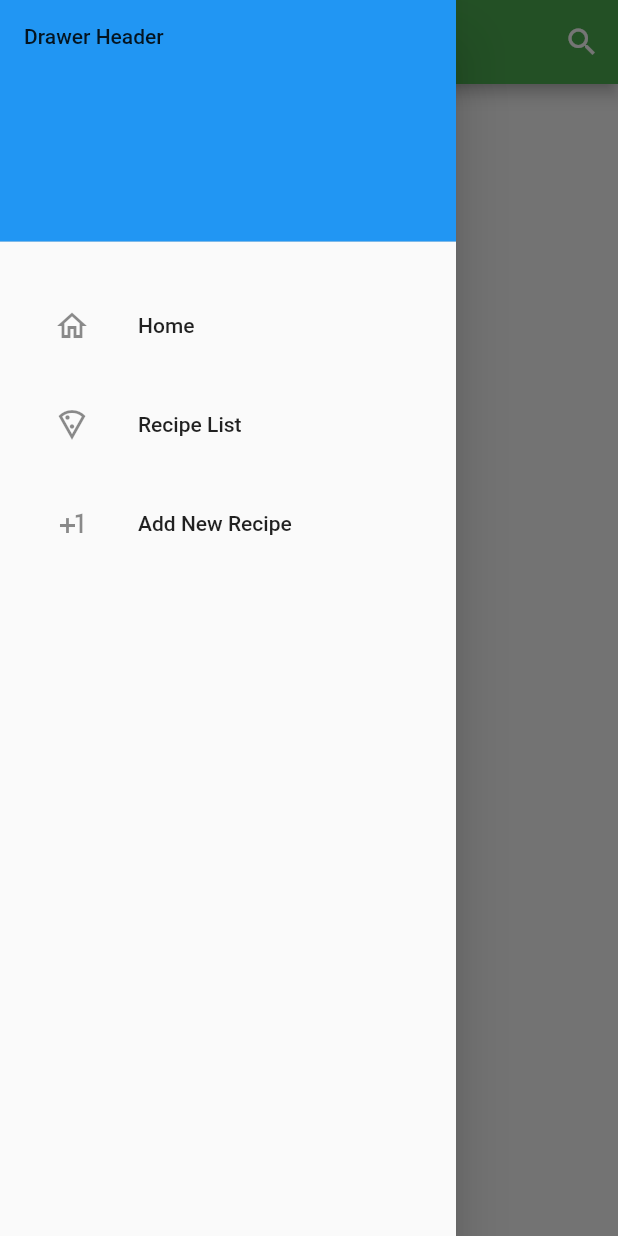
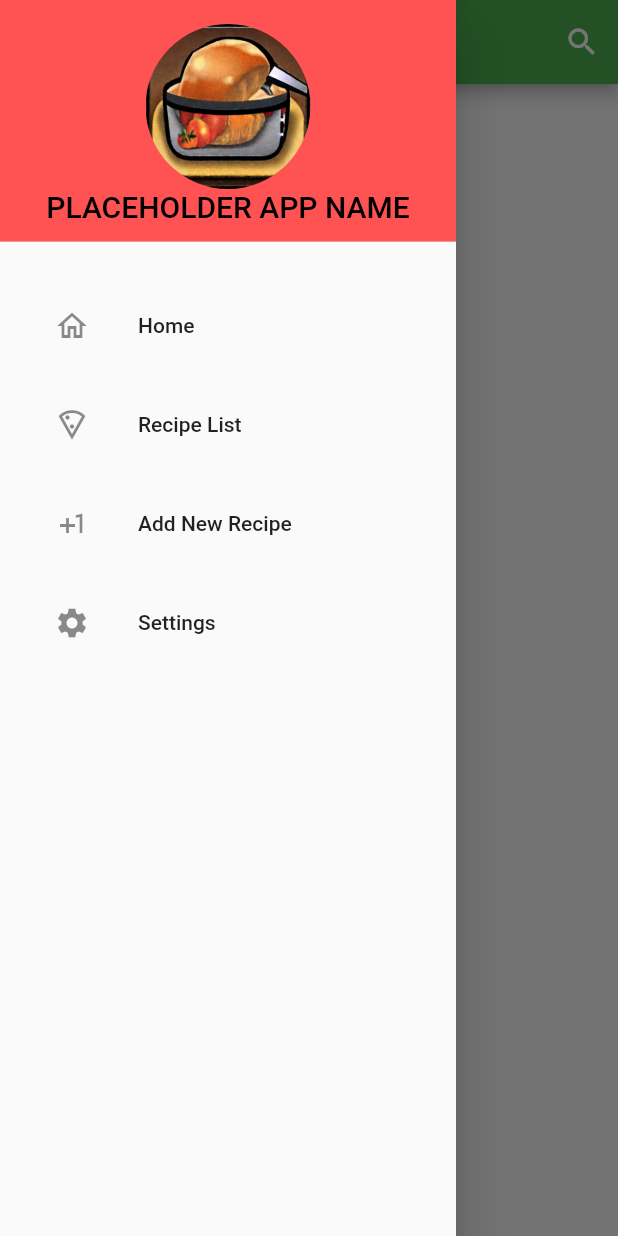
Before and after one commit to ChrisRecio/Recipe-App, a Flutter app: the ViewRecipeList screen opened directly, with the side drawer open, on a phone screen of 412 x 824 dp. Run offline on Flutter 3.47's test engine with Material 2 defaults, Android fonts, the phone set to English and light mode, and no system bars; our stand-ins replace image_picker, sqflite; accounts and stored records are empty.

Commit message:
UI Changes

```diff
--- /dev/null
+++ b/lib/pages/settings.dart
@@ -0,0 +1,24 @@
+import 'package:flutter/cupertino.dart';
+import 'package:flutter/material.dart';
+
+import '../widgets/navigation_drawer.dart';
+
+class Settings extends StatefulWidget {
+  const Settings({super.key});
+
+  @override
+  State<StatefulWidget> createState() {
+    return SettingsState();
+  }
+}
+
+class SettingsState extends State<Settings> {
+  @override
+  Widget build(BuildContext context) {
+    return Scaffold(
+      appBar: AppBar(title: const Text('Settings')),
+      drawer: const NavigationDrawer(),
+      body: Container(),
+    );
+  }
+}
--- a/lib/pages/view_recipe_list.dart
+++ b/lib/pages/view_recipe_list.dart
@@ -44,7 +44,7 @@ class ViewRecipeListState extends State<ViewRecipeList> {
                   // delegate to customize the search bar
                   delegate: );*/
 
-              print(context);
+            print("Search Button");
           },
           icon: const Icon(Icons.search),
         )
@@ -52,11 +52,53 @@ class ViewRecipeListState extends State<ViewRecipeList> {
       drawer: const NavigationDrawer(),
       body: _isLoading
           ? const Center(child: CircularProgressIndicator())
-            : ListView.builder(
+          : GridView.builder(
+              gridDelegate: const SliverGridDelegateWithFixedCrossAxisCount(
+                crossAxisCount: 2,
+                crossAxisSpacing: 10.0,
+                mainAxisSpacing: 10.0,
+              ),
+              itemCount: _recipeList.length,
+              itemBuilder: (BuildContext ctx, index) {
+                return ListTile(
+                  title: Text(_recipeList[index]['name']),
+                  subtitle: Text(_recipeList[index]['description']),
+                  onTap: () => {
+                    Navigator.push(
+                        context,
+                        MaterialPageRoute(
+                          builder: (context) => ViewRecipe(recipe: Recipe.fromMap(_recipeList[index])),
+                        ))
+                  },
+                );
+              }),
+
+      /*ListView.builder(
                 itemCount: _recipeList.length,
                 itemBuilder: (context, index) => Card(
                     color: Colors.orange[200],
                     margin: const EdgeInsets.all(15),
+                    child: Slidable(
+                      key: const ValueKey(0),
+                      endActionPane: ActionPane(
+                        motion: const ScrollMotion(),
+                        children: [
+                          SlidableAction(
+                            onPressed: (context) => {},
+                            backgroundColor: const Color(0xFFFE4A49),
+                            foregroundColor: Colors.white,
+                            icon: Icons.delete,
+                            label: 'Delete',
+                          ),
+                          SlidableAction(
+                            onPressed: (context) => {},
+                            backgroundColor: const Color(0xFF21B7CA),
+                            foregroundColor: Colors.white,
+                            icon: Icons.share,
+                            label: 'Share',
+                          ),
+                        ],
+                      ),
                       child: ListTile(
                         title: Text(_recipeList[index]['name']),
                         subtitle: Text(_recipeList[index]['description']),
@@ -67,6 +109,10 @@ class ViewRecipeListState extends State<ViewRecipeList> {
                                 builder: (context) => ViewRecipe(recipe: Recipe.fromMap(_recipeList[index])),
                               ))
                         },
-                    ))));
+                      ),
+                    )
+                )
+        )*/
+    );
   }
 }
--- a/lib/widgets/navigation_drawer.dart
+++ b/lib/widgets/navigation_drawer.dart
@@ -3,6 +3,8 @@ import 'package:flutter/material.dart';
 import 'package:recipe_app/main.dart';
 import 'package:recipe_app/pages/add_recipe.dart';
 import 'package:recipe_app/pages/view_recipe_list.dart';
+
+import '../pages/settings.dart';
 
 class NavigationDrawer extends StatelessWidget {
   const NavigationDrawer({Key? key}) : super(key: key);
@@ -20,12 +22,28 @@ class NavigationDrawer extends StatelessWidget {
         ),
       );
 
-  Widget buildHeader(BuildContext context) => const DrawerHeader(
-        decoration: BoxDecoration(
-          color: Colors.blue,
-        ),
-        child: Text('Drawer Header'),
-      );
+  Widget buildHeader(BuildContext context) => DrawerHeader(
+      decoration: const BoxDecoration(color: Colors.redAccent),
+      child: Column(
+        crossAxisAlignment: CrossAxisAlignment.start,
+        children: [
+          Center(
+            child: SizedBox(
+              height: 110,
+              child: ClipRRect(
+                borderRadius: BorderRadius.circular(80.0),
+                child: Image.asset('assets/images/logo.jpg'),
+              ),
+            ),
+          ),
+          const Center(
+            child: Text(
+              "PLACEHOLDER APP NAME",
+              style: TextStyle(color: Colors.black, fontSize: 20),
+            ),
+          ),
+        ],
+      ));
 
   Widget buildMenuItems(BuildContext context) => Container(
         padding: const EdgeInsets.all(20),
@@ -48,6 +66,11 @@ class NavigationDrawer extends StatelessWidget {
               title: const Text('Add New Recipe'),
               onTap: () => Navigator.of(context).pushReplacement(MaterialPageRoute(builder: (context) => const AddRecipe())),
             ),
+            ListTile(
+              leading: const Icon(Icons.settings),
+              title: const Text('Settings'),
+              onTap: () => Navigator.of(context).pushReplacement(MaterialPageRoute(builder: (context) => const Settings())),
+            ),
           ],
         ),
       );
```
Also changed, not shown: lib/pages/view_recipe.dart (+23 -16 lines), pubspec.yaml (+4 -3 lines), assets/images/logo.jpg (added), pubspec.lock. Lines whose indentation alone changed are shown as unchanged.
